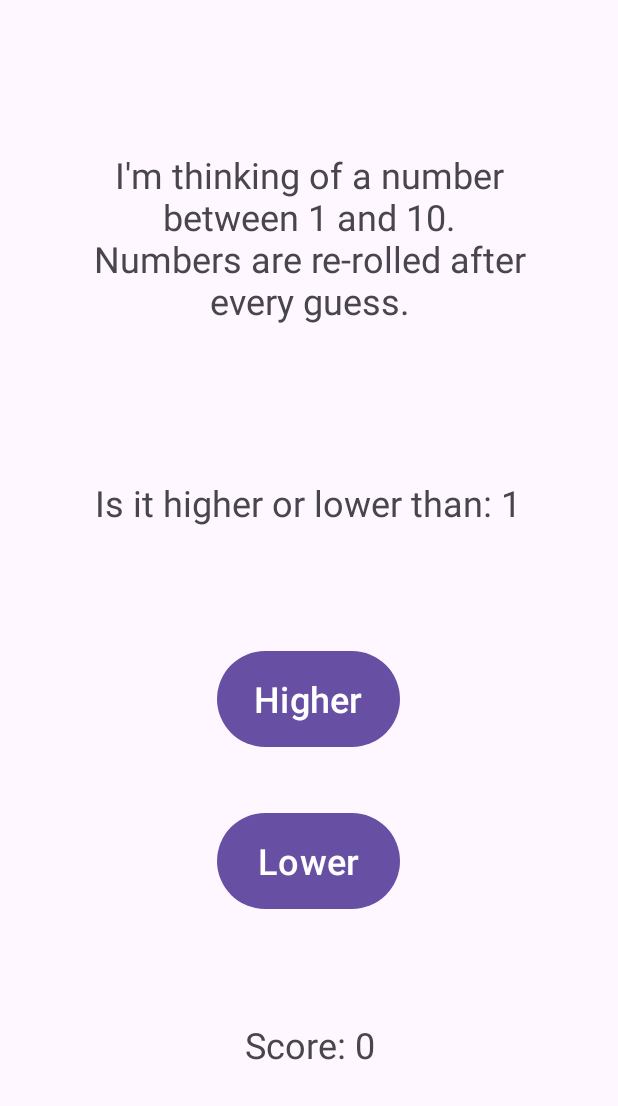
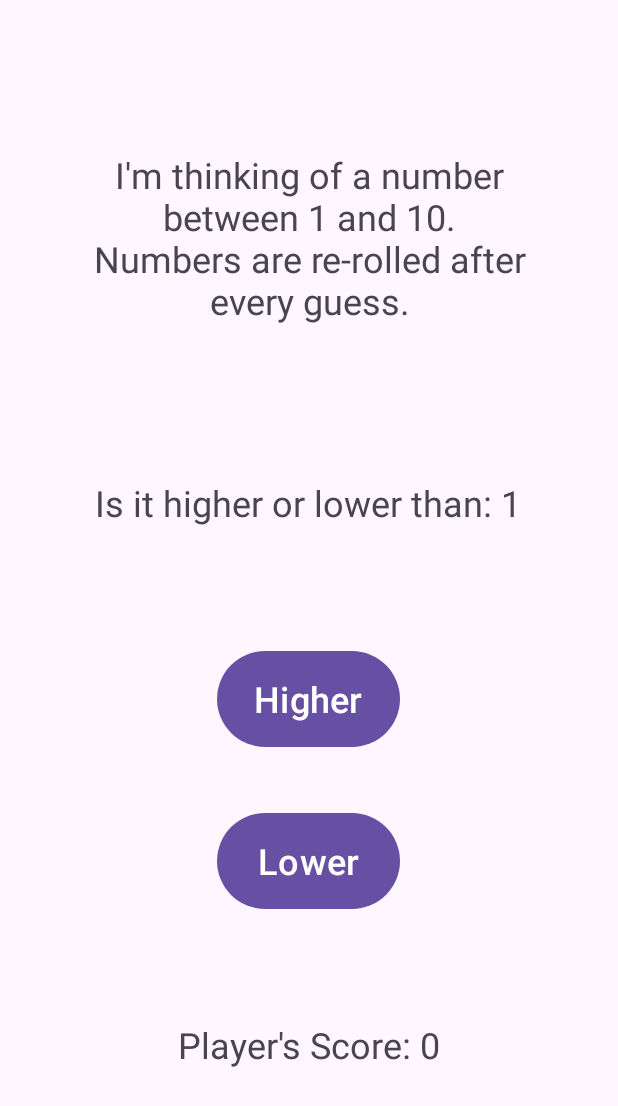
Before and after one commit to JohnnyBee86/GuessingGame, an Android app: the GameFragment screen opened through its navigation route, on a phone screen of 412 x 824 dp. Shown: the top 1106 px of the screen. Run offline under Robolectric (Android 15) with nearby library versions, the phone set to English and light mode, and no system bars.

Commit message:
Added code to the function updateScore on GameFragment to include the player's name in the scoreDisplay TextView

```diff
--- a/app/src/main/java/com/example/guessinggame/GameFragment.kt
+++ b/app/src/main/java/com/example/guessinggame/GameFragment.kt
@@ -83,9 +83,9 @@ class GameFragment : Fragment() {
     }
 
 
-    // Function to update the displayed score
+    // Function to update the displayed score, also adds in playerName
     private fun updateScore(newScore:Int) {
-        scoreDisplay.text = getString(R.string.game_player_score) + " " + newScore
+        scoreDisplay.text = playerName + "'s " + getString(R.string.game_player_score) + " " + newScore
     }
 
     // Function to create 'Thinking' and 'Given' numbers
```
